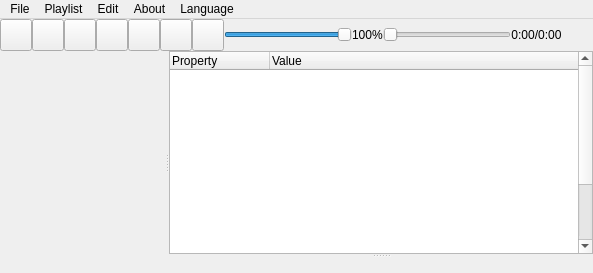
Before: the Qt Designer form src/mainwindow/mainwindow.ui in savannstm/revolutionary-audio-player, drawn with Qt 5.
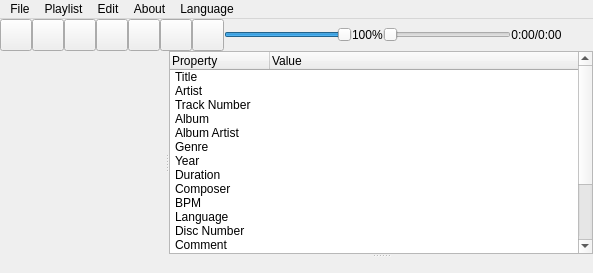
After: the same form once the commit is applied. Icons and pictures are not drawn. Custom widgets are drawn as their Qt base class.

The edit to the form file:
```diff
--- a/src/mainwindow/mainwindow.ui
+++ b/src/mainwindow/mainwindow.ui
@@ -539,97 +539,100 @@
         </column>
         <item>
          <property name="text">
-          <string/>
+          <string>Title</string>
          </property>
         </item>
         <item>
          <property name="text">
-          <string/>
+          <string>Artist</string>
          </property>
         </item>
         <item>
          <property name="text">
-          <string/>
+          <string>Track Number</string>
          </property>
         </item>
         <item>
          <property name="text">
-          <string/>
+          <string>Album</string>
          </property>
         </item>
         <item>
          <property name="text">
-          <string/>
+          <string>Album Artist</string>
          </property>
         </item>
         <item>
          <property name="text">
-          <string/>
+          <string>Genre</string>
          </property>
         </item>
         <item>
          <property name="text">
-          <string/>
+          <string>Year</string>
          </property>
         </item>
         <item>
          <property name="text">
-          <string/>
+          <string>Duration</string>
          </property>
         </item>
         <item>
+         <property name="text">
+          <string>Composer</string>
+         </property>
          <property name="text">
           <string/>
          </property>
         </item>
         <item>
          <property name="text">
-          <string/>
+          <string>BPM</string>
          </property>
         </item>
         <item>
          <property name="text">
-          <string/>
+          <string>Language</string>
          </property>
         </item>
         <item>
          <property name="text">
-          <string/>
+          <string>Disc Number</string>
          </property>
         </item>
         <item>
          <property name="text">
-          <string/>
+          <string>Comment</string>
          </property>
         </item>
         <item>
          <property name="text">
-          <string/>
+          <string>Publisher</string>
          </property>
         </item>
         <item>
          <property name="text">
-          <string/>
+          <string>Bitrate</string>
          </property>
         </item>
         <item>
          <property name="text">
-          <string/>
+          <string>Sample Rate</string>
          </property>
         </item>
         <item>
          <property name="text">
-          <string/>
+          <string>Channels</string>
          </property>
         </item>
         <item>
          <property name="text">
-          <string/>
+          <string>Format</string>
          </property>
         </item>
         <item>
          <property name="text">
-          <string/>
+          <string>Path</string>
          </property>
         </item>
        </widget>
```
